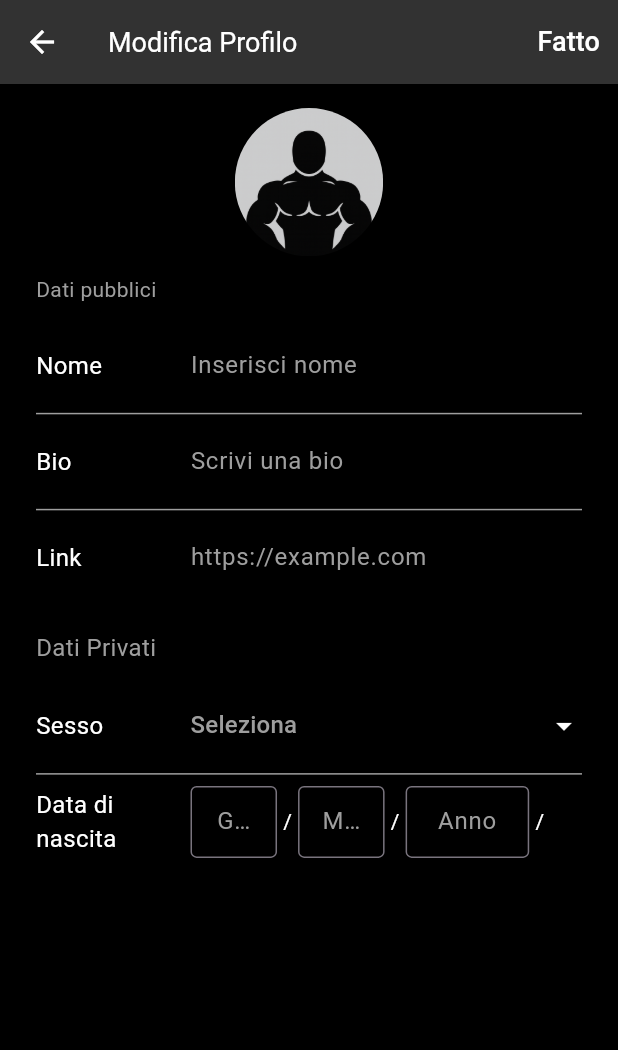
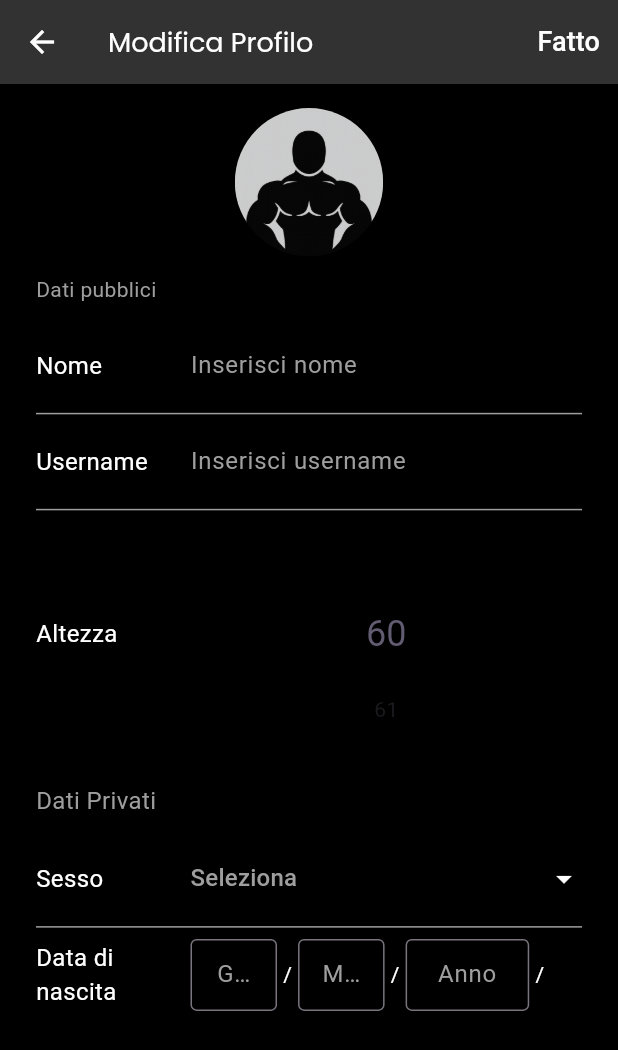
Before and after one commit to alessiogatto04/BYBV, a Flutter app: the screen it shows once a user with an empty profile is signed in, after a tap on the "edit" icon, on a phone screen of 412 x 824 dp. Shown: the top 1050 px of the screen. Run offline on Flutter 3.47's test engine with Material 3 defaults, Android fonts, the phone set to English and light mode, and no system bars; drawn by our look-alikes of numberpicker; our stand-ins replace cloud_firestore, firebase_auth, firebase_core, google_sign_in, table_calendar, video_player; accounts and stored records are empty.

Commit message:
collegato la pagina modifica con firebase e cambiata la modalità di insserimento altezza, introdotta la possibilità di cambiare l'username dalla pagina modifica

```diff
--- a/bybv/lib/Pages/home_page.dart
+++ b/bybv/lib/Pages/home_page.dart
@@ -141,7 +141,7 @@ class _HomePageState extends State<HomePage> {
           width: screenWidth *0.13,
           height: screenHeight*0.13,
         ),
-        leadingWidth: screenWidth*0.2,
+        leadingWidth: screenWidth*0.3,
         leading:Padding(
           padding: EdgeInsets.only(left: screenWidth*0.04),
           child: FutureBuilder<String?>(    //futureBuilder crea un widget che aspetta il risultato di un future, in questo caso di username
@@ -249,16 +249,11 @@ class _HomePageState extends State<HomePage> {
                               radius: 40, // dimensione dell'immagine
                               backgroundImage:AssetImage("images/imgprofile.png")
                             ),
-
-                          SizedBox(width: 16),   //distanza tra immagini e testo
-                          Text(
-                            "",//nomeUtente da inserire come nel title a riga 11
-                            style: TextStyle(fontSize: 18, fontWeight: FontWeight.bold),
-                          ),
-
                       ],)
                     ),
                   ),
+
+                  SizedBox(width: screenWidth*0.035),   //distanza tra immagini e testo
 
                   FutureBuilder<String>(
                     future: getUsername(),
--- a/bybv/lib/Pages/modifica.dart
+++ b/bybv/lib/Pages/modifica.dart
@@ -1,5 +1,9 @@
+import 'package:bybv/Pages/home_page.dart';
 import 'package:flutter/material.dart';
 import 'package:flutter/services.dart';
+import 'package:numberpicker/numberpicker.dart';
+import 'package:cloud_firestore/cloud_firestore.dart';
+import 'package:firebase_auth/firebase_auth.dart';
 
 class Modifica extends StatefulWidget {
   const Modifica({super.key});
@@ -15,18 +19,128 @@ class _ModificaState extends State<Modifica> {
   final TextEditingController monthController = TextEditingController();
   final TextEditingController yearController = TextEditingController();
 
+  final TextEditingController nameController = TextEditingController();
+  final TextEditingController usernameController =TextEditingController();
+
+
   @override
   void dispose() {
     dayController.dispose();
     monthController.dispose();
     yearController.dispose();
+    nameController.dispose();
     super.dispose();
+  }
+
+  int height = 170;
+
+
+  @override
+  void initState() {
+    super.initState();
+    caricaTuttiIDati();
+    // height = 170; // assicurato prima del build
+  }
+
+  Future<void> saveNome() async {
+    final user = FirebaseAuth.instance.currentUser;
+      if(user == null) return; //questo indica che --> se user non loggato allora non fare nulla
+
+      final docRef = FirebaseFirestore.instance.collection('users').doc(user.uid);
+
+      await docRef.set({
+        'name': nameController.text,
+      }, SetOptions(merge: true)); // merge --> true. Aggiorna se il valore è gia presente
+  }
+
+  // Future<void> loadNome() async{
+  //   final user = FirebaseAuth.instance.currentUser;
+  //   if (user == null) return;
+
+  //   final docRef = FirebaseFirestore.instance.collection('users').doc(user.uid);
+  //   final snapshot = await docRef.get();
+
+  //   if(snapshot.exists){
+  //     final data = snapshot.data();
+  //     if(data != null && data['name'] != null){
+  //       setState(() {
+  //         nameController.text = data['name'];
+  //       });
+  //     }
+  //   }
+  // }
+
+  // Future<void> loadUsername() async{
+  //   final user = FirebaseAuth.instance.currentUser;
+  //   if(user == null) return;
+
+  //   final docRef = FirebaseFirestore.instance.collection('users').doc(user.uid);
+  //   final snapshot = await docRef.get();
+
+  //   if(snapshot.exists){
+  //     final data = snapshot.data();
+  //     if(data != null && data['username'] != null){
+  //       setState(() {
+  //         usernameController.text = data['username'];
+  //       });
+  //     }
+  //   }
+  // }
+
+  Future<void> saveUsername() async {
+    final user = FirebaseAuth.instance.currentUser;
+    if(user == null) return;
+
+    final docRef = FirebaseFirestore.instance.collection('users').doc(user.uid);
+    await docRef.set({
+      'username': usernameController.text,
+    }, SetOptions(merge: true),
+    );
+  }
+
+  Future<void> saveHeight() async{
+    final user = FirebaseAuth.instance.currentUser;
+    if(user == null) return;
+
+    final docRef = FirebaseFirestore.instance.collection('users').doc(user.uid);
+    await docRef.set({
+      'height': height,
+    }, SetOptions(merge: true));
+  }
+
+
+  Future<void> caricaTuttiIDati() async{
+    final user = FirebaseAuth.instance.currentUser;
+    if(user == null) return;
+
+    final docRef = FirebaseFirestore.instance.collection('users').doc(user.uid);
+    final snapshot = await docRef.get();
+
+    if(snapshot.exists){
+      final data = snapshot.data();
+      setState(() {
+        if(data != null){
+          if(data['name'] != null){
+            nameController.text = data['name'];
+          }
+          if(data['username'] != null){
+            usernameController.text = data['username'];
+          }
+          if(data['height'] != null){
+            height = data['height'];
+          }else{
+            height = 170;
+          }
+        }
+      });
+    }
   }
 
   @override
   Widget build(BuildContext context) {
     double screenHeight = MediaQuery.of(context).size.height;
     double screenWidth = MediaQuery.of(context).size.width;
+
 
     return Scaffold(
       backgroundColor: Colors.black,
@@ -36,7 +150,7 @@ class _ModificaState extends State<Modifica> {
           "Modifica Profilo",
           style: TextStyle(
             color: Colors.white,
-            fontWeight: FontWeight.normal,
+            fontFamily: 'Poppins',
             fontSize: 18,
           ),
         ),
@@ -49,7 +163,17 @@ class _ModificaState extends State<Modifica> {
         actions: [
           TextButton(
             onPressed:
-                () {}, //TORNA ALLA PAGINA DI PRIMA SALVANDO TUTTI I DATI E CAMBIAMENTI
+                () async {
+                  await saveNome();
+                  await saveUsername();
+                  await saveHeight();
+                  ScaffoldMessenger.of(context).showSnackBar(
+                  const SnackBar(content: Text('Dati salvati!')),
+                  );
+                  Navigator.push(
+                    context,
+                    MaterialPageRoute(builder: (context) => HomePage()));
+                }, //TORNA ALLA PAGINA DI PRIMA SALVANDO TUTTI I DATI E CAMBIAMENTI
             child: const Text(
               "Fatto",
               style: TextStyle(fontSize: 18, color: Colors.white),
@@ -95,6 +219,7 @@ class _ModificaState extends State<Modifica> {
                 ),
                 Expanded(
                   child: TextField(
+                    controller: nameController,
                     style: const TextStyle(color: Colors.white),
                     decoration: const InputDecoration(
                       hintText: "Inserisci nome",
@@ -113,15 +238,16 @@ class _ModificaState extends State<Modifica> {
                 SizedBox(
                   width: screenWidth * 0.25,
                   child: const Text(
-                    "Bio",
+                    "Username",
                     style: TextStyle(color: Colors.white, fontSize: 16),
                   ),
                 ),
                 Expanded(
                   child: TextField(
+                    controller: usernameController,
                     style: const TextStyle(color: Colors.white),
                     decoration: const InputDecoration(
-                      hintText: "Scrivi una bio",
+                      hintText: "Inserisci username",
                       hintStyle: TextStyle(color: Colors.grey),
                       border: InputBorder.none,
                     ),
@@ -137,19 +263,21 @@ class _ModificaState extends State<Modifica> {
                 SizedBox(
                   width: screenWidth * 0.25,
                   child: const Text(
-                    "Link",
+                    "Altezza ",
                     style: TextStyle(color: Colors.white, fontSize: 16),
                   ),
                 ),
                 Expanded(
-                  child: TextField(
-                    style: const TextStyle(color: Colors.white),
-                    decoration: const InputDecoration(
-                      hintText: "https://example.com",
-                      hintStyle: TextStyle(color: Colors.grey),
-                      border: InputBorder.none,
-                    ),
-                  ),
+                  child: NumberPicker(
+                    minValue: 60,
+                    maxValue: 235,
+                    value: height.clamp(60, 235),
+                    onChanged: (v){
+                      setState(() {
+                        height = v;
+                      });
+                    }
+                  )
                 ),
               ],
             ),
--- a/bybv/lib/Pages/signup_page.dart
+++ b/bybv/lib/Pages/signup_page.dart
@@ -49,11 +49,11 @@ class _SignUpPageState extends State<SignUpPage> {
 
   Future<void> salvaUsername(String username) async {
   try {
-    // Ottieni riferimento alla collezione "utenti"
-    CollectionReference utenti = FirebaseFirestore.instance.collection('utenti');
+    // Ottieni riferimento alla collezione "users"
+    CollectionReference users = FirebaseFirestore.instance.collection('users');
 
     // Aggiungi un documento con campo "username"
-    await utenti.add({
+    await users.add({
       'username': username,
       'timestamp': FieldValue.serverTimestamp(), // opzionale
     });
--- a/bybv/pubspec.yaml
+++ b/bybv/pubspec.yaml
@@ -40,11 +40,13 @@ dependencies:
   google_sign_in: ^6.2.1
   video_player: ^2.10.1
   table_calendar: ^3.0.9
+  numberpicker: ^2.1.2
 
 dev_dependencies:
   flutter_test:
     sdk: flutter
   provider: ^6.0.5
+
 
   # The "flutter_lints" package below contains a set of recommended lints to
   # encourage good coding practices. The lint set provided by the package is
```
Also changed, not shown: bybv/lib/Pages/allenamento_page.dart (added, +7 -0 lines).
